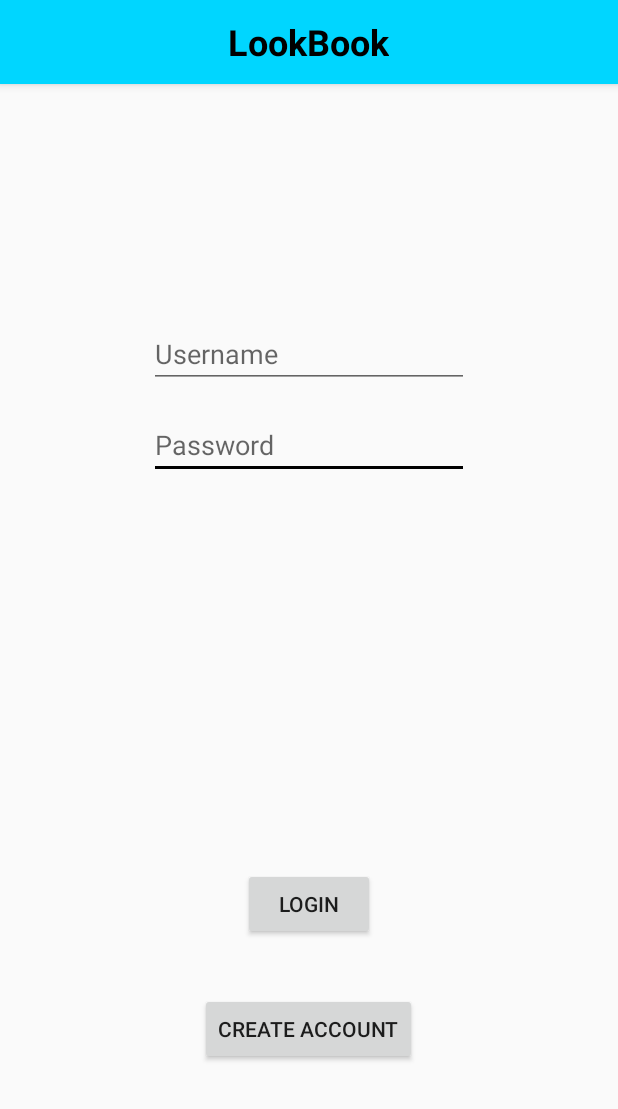
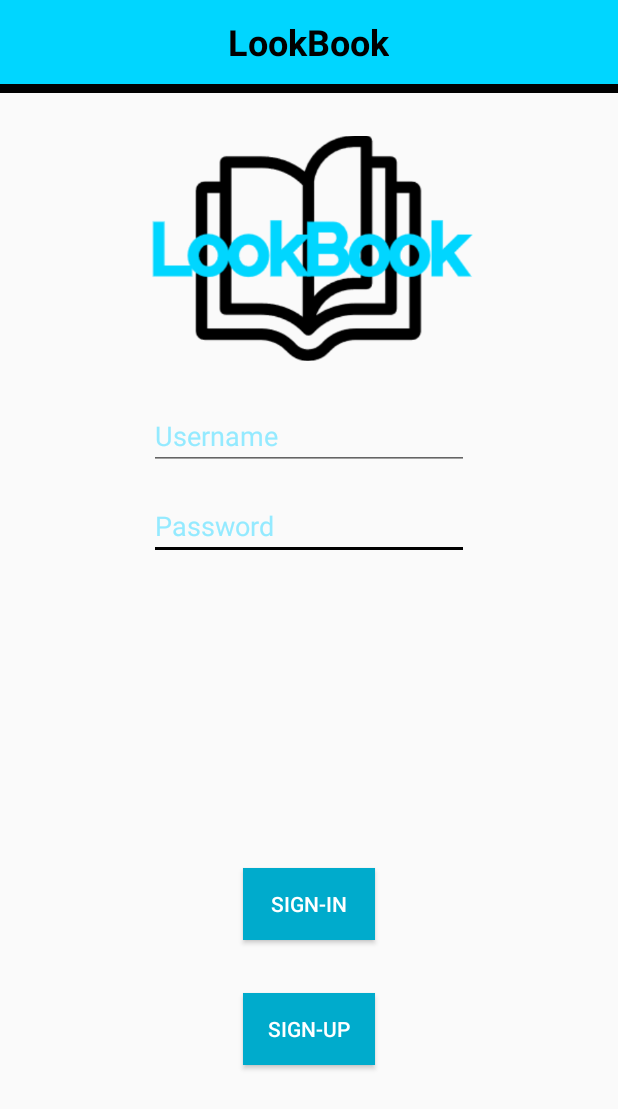
Before and after one commit to EdwardVillasenor1992/CST-438_final, an Android app: the screen it shows after launch (SearchBookActivity), on a phone screen of 412 x 824 dp. Shown: the top 1109 px of the screen. Run offline under Robolectric (Android 15) with nearby library versions, the light colour scheme and no system bars; our stand-ins replace Room's generated code.

Commit message:
added logo to sign-in page and black lines below appBar

```diff
--- a/app/build.gradle
+++ b/app/build.gradle
@@ -32,5 +32,7 @@ dependencies {
     implementation 'com.android.support:appcompat-v7:26.1.0'
     testImplementation 'junit:junit:4.12'
 
+    implementation 'com.github.dmytrodanylyk.shadow-layout:library:1.0.1'
+
     implementation 'com.squareup.picasso:picasso:2.5.2'
 }
--- a/app/src/main/res/layout/activity_new_user.xml
+++ b/app/src/main/res/layout/activity_new_user.xml
@@ -5,6 +5,11 @@
     android:layout_width="match_parent"
     android:layout_height="match_parent"
     tools:context=".NewUser">
+
+    <View
+        android:layout_width="match_parent"
+        android:layout_height="6dp"
+        android:background="#000000"/>
 
 
     <EditText
--- a/app/src/main/res/layout/activity_search_book.xml
+++ b/app/src/main/res/layout/activity_search_book.xml
@@ -5,10 +5,21 @@
     android:layout_width="match_parent"
     android:layout_height="match_parent"
     android:paddingBottom="@dimen/activity_vertical_margin"
-    android:paddingLeft="@dimen/activity_horizontal_margin"
-    android:paddingRight="@dimen/activity_horizontal_margin"
-    android:paddingTop="@dimen/activity_vertical_margin"
     tools:context="cst438.lookbook.SearchBookActivity">
+
+    <View
+        android:layout_width="match_parent"
+        android:layout_height="6dp"
+        android:background="#000000"/>
+
+    <ImageView
+        android:id="@+id/logo"
+        android:layout_width="wrap_content"
+        android:layout_height="wrap_content"
+        android:layout_alignParentTop="true"
+        android:layout_centerHorizontal="true"
+        android:src="@drawable/logo"
+        />
 
     <EditText
         android:id="@+id/password_input"
@@ -16,9 +27,10 @@
         android:layout_height="wrap_content"
         android:layout_alignParentTop="true"
         android:layout_centerHorizontal="true"
-        android:layout_marginTop="202dp"
+        android:layout_marginTop="272dp"
         android:ems="10"
         android:hint="Password"
+        android:textColorHint="#94EAFF"
         android:inputType="textPassword" />
 
     <EditText
@@ -27,9 +39,10 @@
         android:layout_height="wrap_content"
         android:layout_alignParentTop="true"
         android:layout_centerHorizontal="true"
-        android:layout_marginTop="141dp"
+        android:layout_marginTop="212dp"
         android:ems="10"
         android:hint="Username"
+        android:textColorHint="#94EAFF"
         android:inputType="textPersonName" />
 
     <Button
@@ -38,8 +51,10 @@
         android:layout_height="wrap_content"
         android:layout_alignParentBottom="true"
         android:layout_centerHorizontal="true"
+        android:background="#00ABCC"
+        android:textColor="#FFFFFF"
         android:layout_marginBottom="181dp"
-        android:text="Login" />
+        android:text="Sign-in" />
 
     <Button
         android:id="@+id/create_account"
@@ -48,7 +63,9 @@
         android:layout_alignParentBottom="true"
         android:layout_centerHorizontal="true"
         android:layout_marginBottom="98dp"
-        android:text="create account"
+        android:background="#00ABCC"
+        android:textColor="#FFFFFF"
+        android:text="Sign-up"
         tools:ignore="InvalidId" />
 
 </RelativeLayout>
```
Also changed, not shown: app/src/main/res/drawable/logo.png (added).
